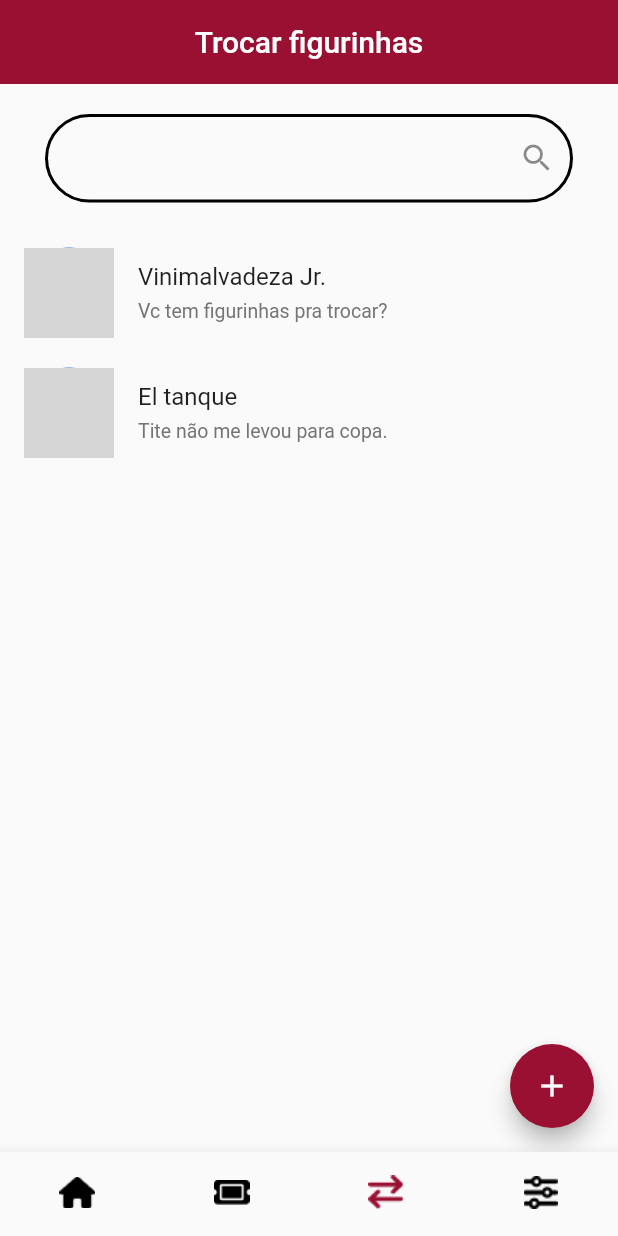
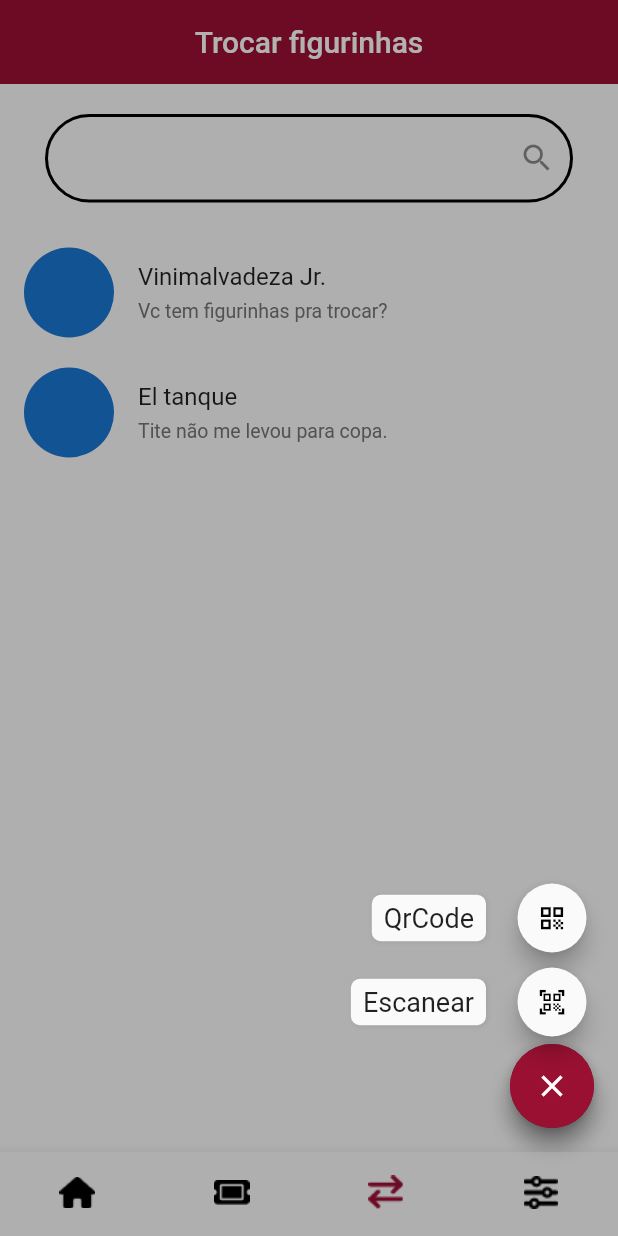
Before and after one commit to nataly-enne/sticker-swap, a Flutter app: the screen it shows after launch, item 3 of the bottom bar chosen, after a tap on the "add" icon, on a phone screen of 412 x 824 dp. Run offline on Flutter 3.47's test engine with Material 2 defaults, Android fonts, the phone set to English and light mode, and no system bars; drawn by our look-alikes of flutter_speed_dial; our stand-ins replace dio, flutter_dotenv, flutter_modular, rxdart; network calls fail; grey boxes are pictures that could not be loaded.

Commit message:
Opções de adição de chat

```diff
--- a/client/lib/src/modules/chat/presenter/chat_screen.dart
+++ b/client/lib/src/modules/chat/presenter/chat_screen.dart
@@ -1,5 +1,6 @@
 import 'package:flutter/material.dart';
 import 'package:flutter_modular/flutter_modular.dart';
+import 'package:flutter_speed_dial/flutter_speed_dial.dart';
 import 'package:sticker_swap_client/src/modules/chat/domain/entities/chat.dart';
 import 'package:sticker_swap_client/src/modules/chat/presenter/chat_bloc.dart';
 import 'package:sticker_swap_client/src/modules/chat/presenter/widgets/chat_tile.dart';
@@ -64,11 +65,28 @@ class _ChatScreenState extends ModularState<ChatScreen, ChatBloc> {
           ],
         ),
 
-        floatingActionButton: FloatingActionButton(
-          onPressed: (){},
+        floatingActionButton: SpeedDial(
+          icon: Icons.add,
+          activeIcon: Icons.close,
           tooltip: "Adicionar chat",
+          iconTheme: IconThemeData(color: Colors.white),
           backgroundColor: Theme.of(context).primaryColor,
-          child: Icon(Icons.add),
+          overlayColor: Colors.black,
+          overlayOpacity: 0.3,
+          children: [
+            SpeedDialChild(
+              label: 'Escanear',
+              child: Icon(Icons.qr_code_scanner),
+              labelStyle: TextStyle(fontSize: 18.0),
+              onTap: (){},
+            ),
+            SpeedDialChild(
+                label: 'QrCode',
+                child: Icon(Icons.qr_code),
+                labelStyle: TextStyle(fontSize: 18.0),
+                onTap: (){}
+            ),
+          ],
         ),
       ),
     );
--- a/client/pubspec.yaml
+++ b/client/pubspec.yaml
@@ -19,6 +19,8 @@ dependencies:
   flutter_dotenv: ^5.0.2
   http: ^0.13.5
 
+  flutter_speed_dial: ^6.2.0
+
   rxdart:
   dio: ^4.0.6
   flutter_modular: ^5.0.3
```
Also changed, not shown: client/pubspec.lock.
